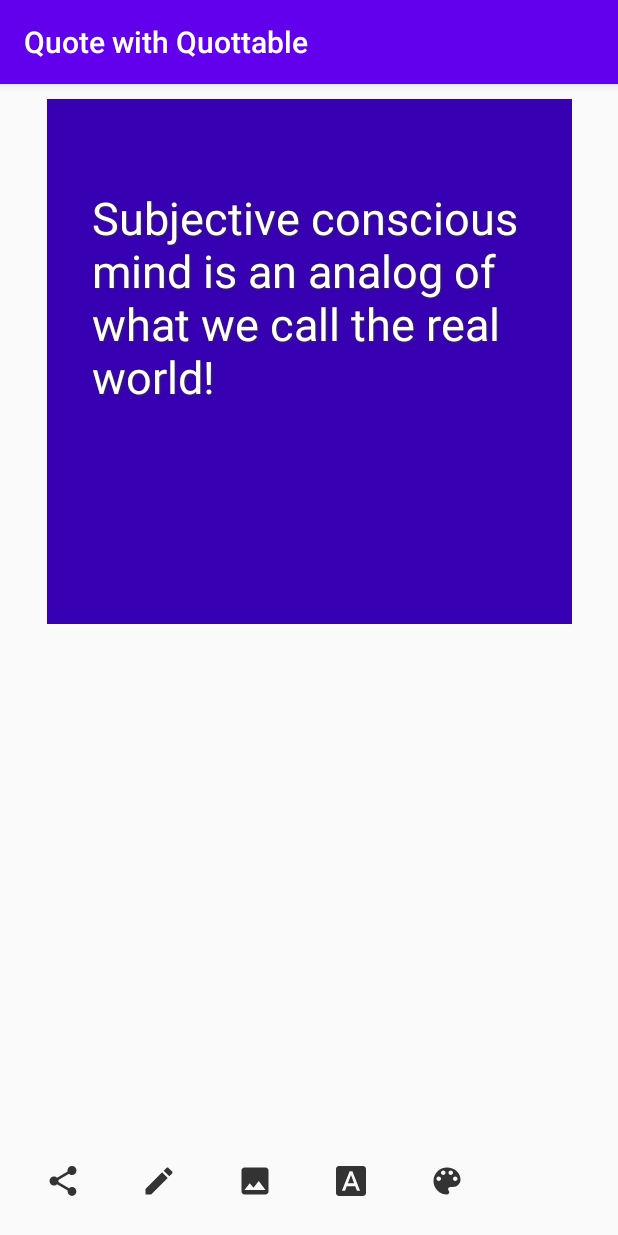
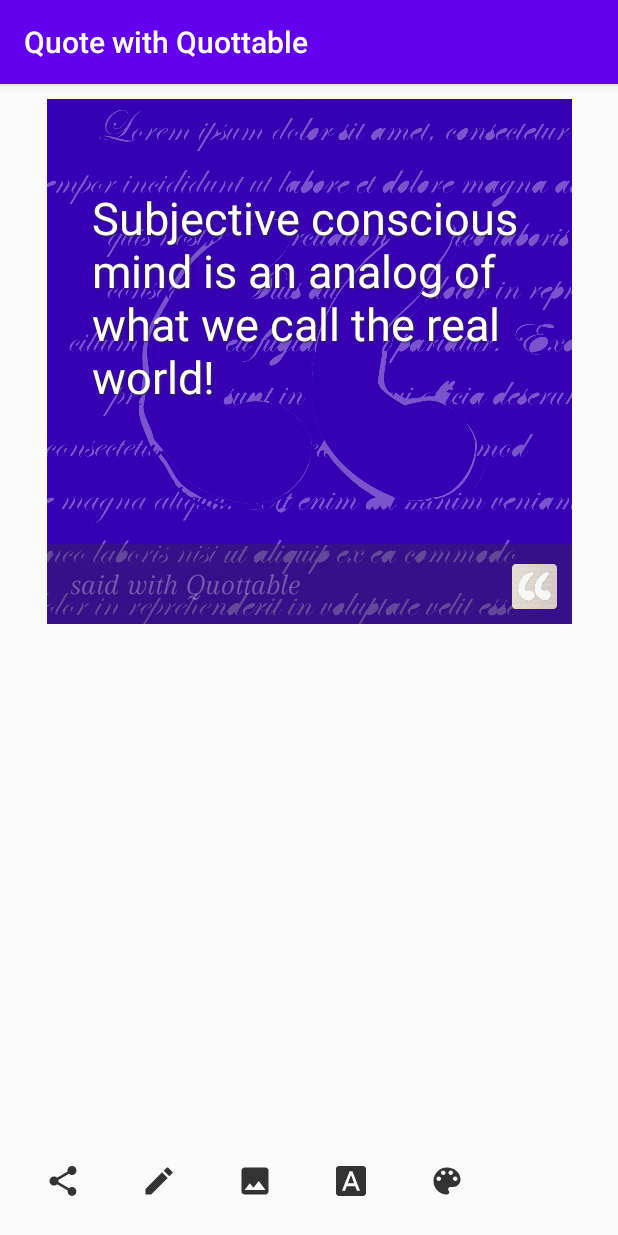
Before and after one commit to jessejohnson/quottable, an Android app: the screen it shows after launch (QuoteActivity), on a phone screen of 412 x 824 dp. Run offline under Robolectric (Android 15) with nearby library versions, the phone set to English and light mode, and no system bars.

Commit message:
Add watermarks and overlays

```diff
--- a/app/src/main/java/com/jessejojojohnson/quottable/QuoteActivity.kt
+++ b/app/src/main/java/com/jessejojojohnson/quottable/QuoteActivity.kt
@@ -27,7 +27,7 @@ class QuoteActivity : AppCompatActivity() {
             etQuote.setText(intent.getStringExtra(Intent.EXTRA_TEXT))
         }
 
-        setUpGallery() //populate gallery with background image options
+        tvWatermark.typeface = Typeface.createFromAsset(assets, "fonts/Arapey_Italic.ttf")
 
         btnShare.setOnClickListener(object: View.OnClickListener{
             override fun onClick(v: View?) {
@@ -92,9 +92,6 @@ class QuoteActivity : AppCompatActivity() {
             override fun onClick(v: View?) {
                 if(selected == colors.size) selected = 0
                 etQuote.setTextColor(resources.getColor(colors[selected]))
-                Toast.makeText(this@QuoteActivity,
-                    "selected = $selected"
-                    , Toast.LENGTH_SHORT).show()
                 selected++
             }
         })
--- a/app/src/main/res/layout/activity_quote.xml
+++ b/app/src/main/res/layout/activity_quote.xml
@@ -28,6 +28,20 @@
             app:layout_constraintEnd_toEndOf="parent"
             app:layout_constraintStart_toStartOf="parent"
             android:contentDescription="@string/quote_content_description" />
+        <ImageView
+            android:id="@+id/ivPatternOverlay"
+            android:layout_width="match_parent"
+            android:layout_height="match_parent"
+            android:src="@drawable/quottable_pattern_2"
+            android:tint="@color/whiteTint"
+            android:tintMode="src_in"
+            android:adjustViewBounds="true"
+            android:scaleType="centerCrop"
+            app:layout_constraintTop_toTopOf="parent"
+            app:layout_constraintBottom_toBottomOf="parent"
+            app:layout_constraintEnd_toEndOf="parent"
+            app:layout_constraintStart_toStartOf="parent"
+            android:contentDescription="@string/quote_content_description" />
         <EditText
             android:id="@+id/etQuote"
             android:layout_width="wrap_content"
@@ -50,6 +64,27 @@
             android:importantForAutofill="no"
             android:inputType="textMultiLine"
             tools:ignore="LabelFor" />
+        <TextView
+            android:id="@+id/tvWatermark"
+            android:layout_width="match_parent"
+            android:layout_height="wrap_content"
+            android:text="said with Quottable"
+            android:textColor="@color/whiteTint"
+            android:textSize="20sp"
+            android:background="@color/blackTint"
+            android:padding="@dimen/paddingSmall"
+            android:visibility="visible"
+            app:layout_constraintEnd_toStartOf="@id/ivWatermark"
+            app:layout_constraintBottom_toBottomOf="@id/ivBackground"/>
+        <ImageView
+            android:id="@+id/ivWatermark"
+            android:layout_width="30dp"
+            android:layout_height="30dp"
+            android:src="@mipmap/ic_launcher_round"
+            android:tint="@color/whiteTint"
+            android:layout_margin="@dimen/marginSmall"
+            app:layout_constraintEnd_toEndOf="@id/ivBackground"
+            app:layout_constraintBottom_toBottomOf="@id/ivBackground"/>
     </androidx.constraintlayout.widget.ConstraintLayout>
 
     <GridView
--- a/app/src/main/res/values/colors.xml
+++ b/app/src/main/res/values/colors.xml
@@ -7,4 +7,6 @@
     <color name="white">#FFFFFF</color>
     <color name="red">#D81B60</color>
     <color name="transparent">#000000FF</color>
+    <color name="whiteTint">#54FFFFFF</color>
+    <color name="blackTint">#54333333</color>
 </resources>
--- a/app/src/main/res/values/dimen.xml
+++ b/app/src/main/res/values/dimen.xml
@@ -2,6 +2,7 @@
 <resources>
     <dimen name="pictureSide">350dp</dimen>
     <dimen name="textLarge">30sp</dimen>
+    <dimen name="textMedium">20sp</dimen>
     <dimen name="marginSmall">10dp</dimen>
     <dimen name="marginLarge">20dp</dimen>
     <dimen name="paddingSmall">15dp</dimen>
```
Also changed, not shown: app/src/main/res/drawable/quottable_pattern.png (added), app/src/main/res/drawable/quottable_pattern_2.png (added).
